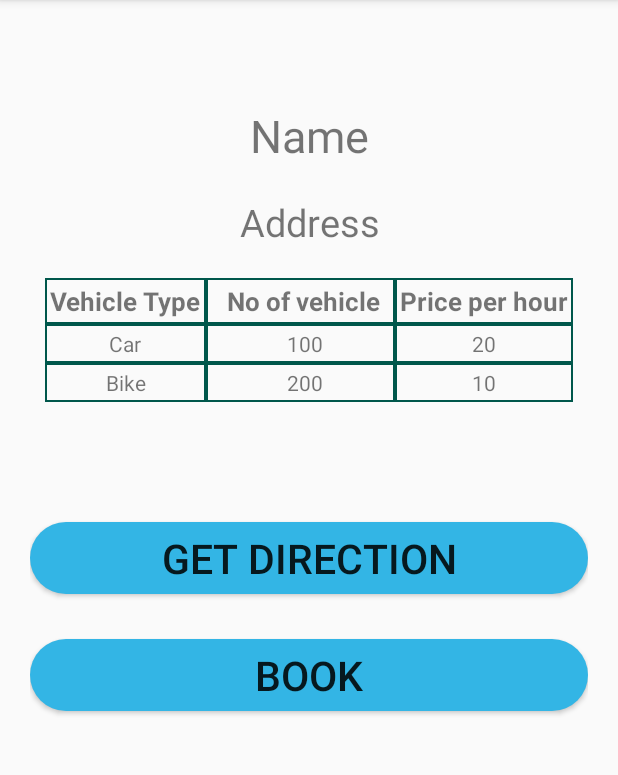
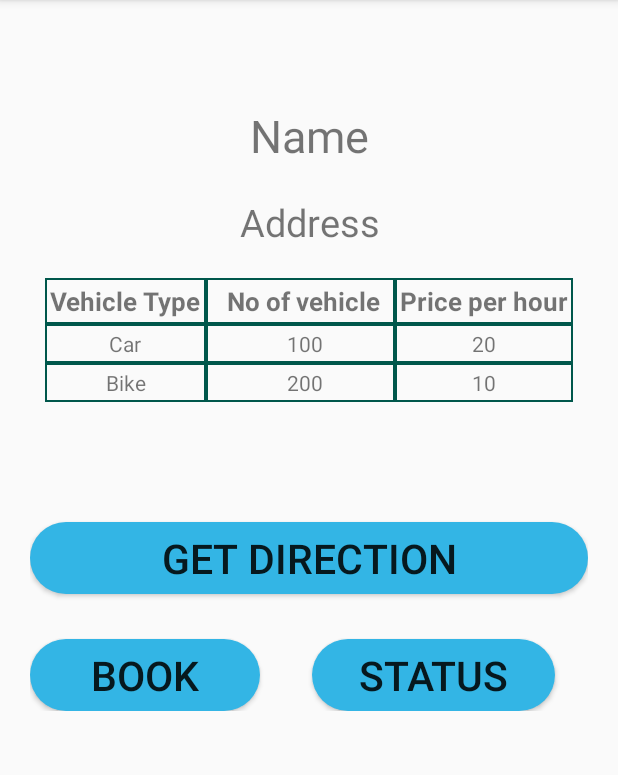
Before and after one commit to darshan761/LordsEye, an Android app: the Operator screen opened directly, with no data from a screen before it, on a phone screen of 412 x 824 dp, the part 84-859 px from its top. Run offline under Robolectric (Android 15) with nearby library versions, the phone set to English and light mode, and no system bars; our stand-ins replace Firebase (no records; nobody signed in at launch, a user with empty details on screens opened directly); libraries missing offline, so code that uses them is left out: androidmads.library.qrgenearator; 2 statements that could not run were skipped.

Commit message:
Query Button added

```diff
--- a/app/src/main/java/com/example/lordseye/Operator.java
+++ b/app/src/main/java/com/example/lordseye/Operator.java
@@ -36,7 +36,7 @@ public class Operator extends AppCompatActivity {
     StorageReference mImageRef =
             FirebaseStorage.getInstance().getReference("image/test.jpg");
     private TextView name, car, bike, Address, car_p, bike_p;
-    private Button getdirection, book;
+    private Button getdirection, book, status;
     private ImageView qrImage, parking_img;
     String inputValue;
     Bitmap bitmap;
@@ -60,6 +60,7 @@ public class Operator extends AppCompatActivity {
         book = findViewById(R.id.book);
         qrImage = findViewById(R.id.QR);
         parking_img = findViewById(R.id.parking_pic);
+        status = findViewById(R.id.status);
 
         myRef.addValueEventListener(new ValueEventListener() {
             @Override
@@ -88,6 +89,15 @@ public class Operator extends AppCompatActivity {
             }
         });
 
+        status.setOnClickListener(new View.OnClickListener() {
+            @Override
+            public void onClick(View view) {
+
+
+            }
+        });
+
+
         getdirection.setOnClickListener(new View.OnClickListener() {
             @Override
             public void onClick(View view) {
@@ -99,7 +109,6 @@ public class Operator extends AppCompatActivity {
 
             }
         });
-
         book.setOnClickListener(new View.OnClickListener() {
             @Override
             public void onClick(View view) {
--- a/app/src/main/res/layout/activity_operator.xml
+++ b/app/src/main/res/layout/activity_operator.xml
@@ -1,10 +1,13 @@
 <?xml version="1.0" encoding="utf-8"?>
-<androidx.constraintlayout.widget.ConstraintLayout xmlns:android="http://schemas.android.com/apk/res/android"
+<ScrollView
+ xmlns:android="http://schemas.android.com/apk/res/android"
     xmlns:app="http://schemas.android.com/apk/res-auto"
     xmlns:tools="http://schemas.android.com/tools"
     android:layout_width="match_parent"
     android:layout_height="match_parent"
     tools:context=".Operator">
+
+
 
     <LinearLayout
         android:layout_width="match_parent"
@@ -145,15 +148,37 @@
             android:layout_height="wrap_content"
             android:text="Get Direction" />
 
-        <Button
-            android:id="@+id/book"
-            android:background="@drawable/darkborderbutton1"
-            android:layout_marginTop="30dp"
-            android:textSize="27dp"
+        <RelativeLayout
             android:layout_width="match_parent"
-            android:layout_height="wrap_content"
-            android:text="Book" />
+            android:layout_height="match_parent">
 
 
+            <Button
+                android:id="@+id/book"
+                android:layout_width="153dp"
+                android:layout_height="wrap_content"
+                android:layout_marginTop="30dp"
+                android:background="@drawable/darkborderbutton1"
+                android:text="Book"
+                android:textSize="27dp" />
+
+
+            <Button
+                android:id="@+id/status"
+                android:layout_width="161dp"
+                android:layout_height="wrap_content"
+                android:layout_alignStart="@+id/book"
+                android:layout_alignParentTop="true"
+                android:layout_alignParentEnd="true"
+                android:layout_marginStart="188dp"
+                android:layout_marginTop="30dp"
+                android:layout_marginEnd="22dp"
+                android:background="@drawable/darkborderbutton1"
+                android:text="Status"
+                android:textSize="27dp" />
+
+        </RelativeLayout>
+
     </LinearLayout>
-</androidx.constraintlayout.widget.ConstraintLayout>
+
+    </ScrollView>
```
